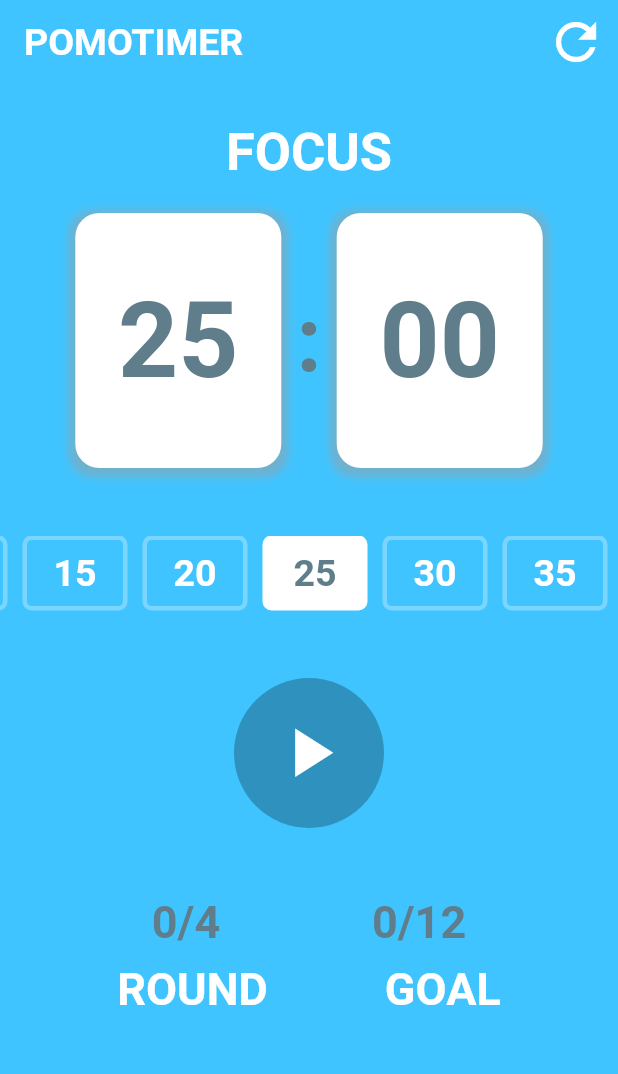
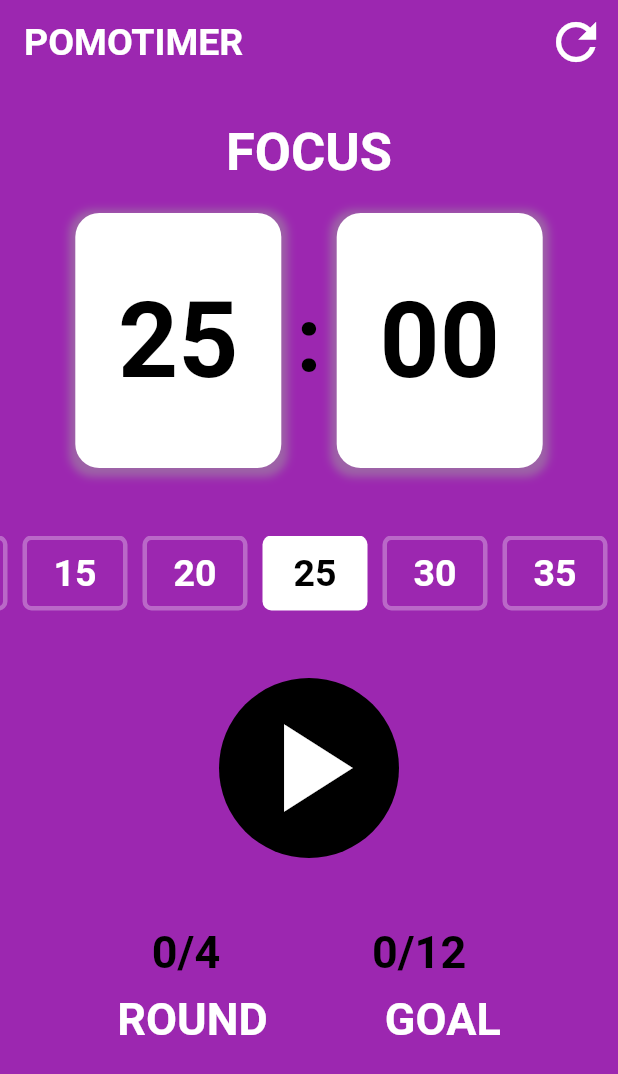
Before and after one commit to igorurbaniak/pomodoro_timer_app, a Flutter app: the screen it shows after launch, on a phone screen of 412 x 824 dp. Shown: the top 1074 px of the screen. Run offline on Flutter 3.47's test engine with Material 2 defaults, Android fonts, the phone set to English and light mode, and no system bars; our stand-ins replace google_fonts.

Commit message:
Add round/break states with colors

```diff
--- a/lib/pomodoro_screen.dart
+++ b/lib/pomodoro_screen.dart
@@ -1,20 +1,24 @@
 import 'package:flutter/material.dart';
 import 'package:google_fonts/google_fonts.dart';
+import 'package:pomodoro_timer_app/timerservice.dart';
+import 'package:pomodoro_timer_app/utils.dart';
 import 'package:pomodoro_timer_app/widgets/progress.dart';
 import 'package:pomodoro_timer_app/widgets/timecontroller.dart';
 import 'package:pomodoro_timer_app/widgets/timeoptions.dart';
 import 'package:pomodoro_timer_app/widgets/timercard.dart';
+import 'package:provider/provider.dart';
 
 class PomodoroScreen extends StatelessWidget {
   const PomodoroScreen({Key? key}) : super(key: key);
 
   @override
   Widget build(BuildContext context) {
+    final provider = Provider.of<TimerService>(context);
     return Scaffold(
-      backgroundColor: Colors.lightBlueAccent,
+      backgroundColor: renderColor(provider.currentState),
       appBar: AppBar(
         elevation: 0,
-        backgroundColor: Colors.lightBlueAccent,
+        backgroundColor: renderColor(provider.currentState),
         title: Text(
           "POMOTIMER",
           style: GoogleFonts.carterOne(
--- a/lib/utils.dart
+++ b/lib/utils.dart
@@ -1,3 +1,5 @@
+import 'package:flutter/material.dart';
+
 List selectableTimes = [
   '300',
   '600',
@@ -11,3 +13,11 @@ List selectableTimes = [
   '3000',
   '3300',
 ];
+
+Color renderColor(String currentState) {
+  if (currentState == 'FOCUS') {
+    return Colors.purple;
+  } else {
+    return Colors.green;
+  }
+}
--- a/lib/widgets/progress.dart
+++ b/lib/widgets/progress.dart
@@ -1,29 +1,32 @@
 import 'package:flutter/material.dart';
 import 'package:google_fonts/google_fonts.dart';
+import 'package:pomodoro_timer_app/timerservice.dart';
+import 'package:provider/provider.dart';
 
 class ProgressWidget extends StatelessWidget {
   const ProgressWidget({Key? key}) : super(key: key);
 
   @override
   Widget build(BuildContext context) {
+    final provider = Provider.of<TimerService>(context);
     return Column(
       children: [
         Row(
           mainAxisAlignment: MainAxisAlignment.spaceEvenly,
           children: [
             Text(
-              '0/4',
+              '${provider.rounds}/4',
               style: GoogleFonts.carterOne(
                 fontSize: 30,
-                color: Colors.blueGrey,
+                color: Colors.black,
                 fontWeight: FontWeight.bold,
               ),
             ),
             Text(
-              '0/12',
+              '${provider.goal}/12',
               style: GoogleFonts.carterOne(
                 fontSize: 30,
-                color: Colors.blueGrey,
+                color: Colors.black,
                 fontWeight: FontWeight.bold,
               ),
             ),
--- a/lib/widgets/timecontroller.dart
+++ b/lib/widgets/timecontroller.dart
@@ -14,10 +14,10 @@ class _TimeControllerState extends State<TimeController> {
   Widget build(BuildContext context) {
     final provider = Provider.of<TimerService>(context);
     return Container(
-      width: 100,
-      height: 100,
+      width: 120,
+      height: 120,
       decoration: const BoxDecoration(
-        color: Colors.black26,
+        color: Colors.black,
         shape: BoxShape.circle,
       ),
       child: Center(
@@ -31,7 +31,7 @@ class _TimeControllerState extends State<TimeController> {
                 : Provider.of<TimerService>(context, listen: false).start();
           },
           color: Colors.white,
-          iconSize: 55,
+          iconSize: 100,
         ),
       ),
     );
--- a/lib/widgets/timeoptions.dart
+++ b/lib/widgets/timeoptions.dart
@@ -39,7 +39,7 @@ class TimeOptions extends StatelessWidget {
                 style: int.parse(time) == provider.selectedTime
                     ? GoogleFonts.carterOne(
                         fontSize: 25,
-                        color: Colors.blueGrey,
+                        color: Colors.black,
                         fontWeight: FontWeight.w700,
                       )
                     : GoogleFonts.carterOne(
--- a/lib/widgets/timercard.dart
+++ b/lib/widgets/timercard.dart
@@ -13,7 +13,7 @@ class TimerCard extends StatelessWidget {
     return Column(
       children: [
         Text(
-          'FOCUS',
+          provider.currentState,
           style: GoogleFonts.carterOne(
             fontSize: 35,
             color: Colors.white,
@@ -44,7 +44,7 @@ class TimerCard extends StatelessWidget {
                   (provider.currentDuration ~/ 60).toString(),
                   style: GoogleFonts.carterOne(
                     fontSize: 70,
-                    color: Colors.blueGrey,
+                    color: Colors.black,
                     fontWeight: FontWeight.w700,
                   ),
                 ),
@@ -57,7 +57,7 @@ class TimerCard extends StatelessWidget {
               ':',
               style: GoogleFonts.carterOne(
                 fontSize: 60,
-                color: Colors.blueGrey,
+                color: Colors.black,
                 fontWeight: FontWeight.bold,
               ),
             ),
@@ -86,7 +86,7 @@ class TimerCard extends StatelessWidget {
                       : seconds.round().toString(),
                   style: GoogleFonts.carterOne(
                     fontSize: 70,
-                    color: Colors.blueGrey,
+                    color: Colors.black,
                     fontWeight: FontWeight.w700,
                   ),
                 ),
```
Also changed, not shown: lib/timerservice.dart (+35 -2 lines).
